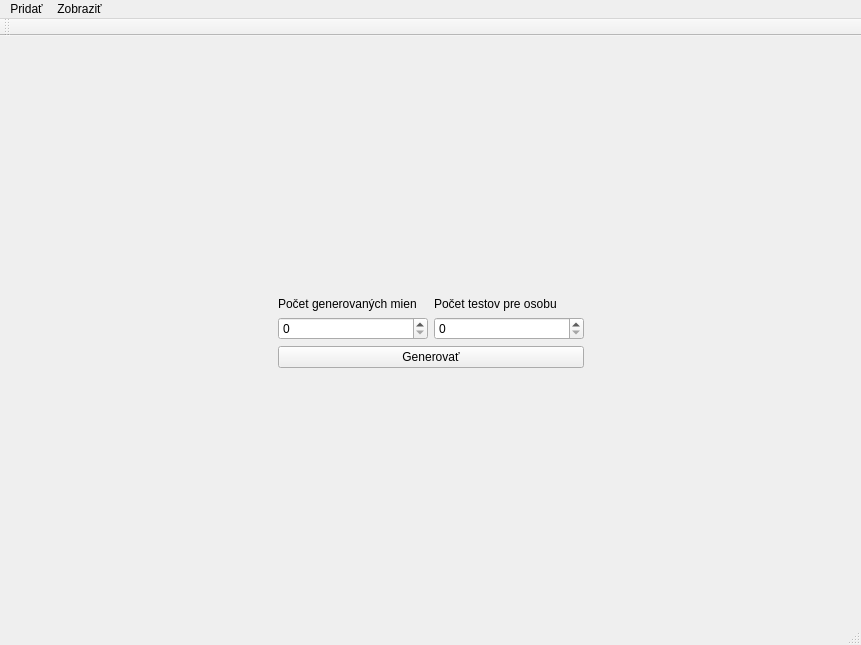
The window that QT_Semes/QT_Semes.ui (archspaldo/AUS2-Semestralna1) describes before a commit, drawn with Qt 5.
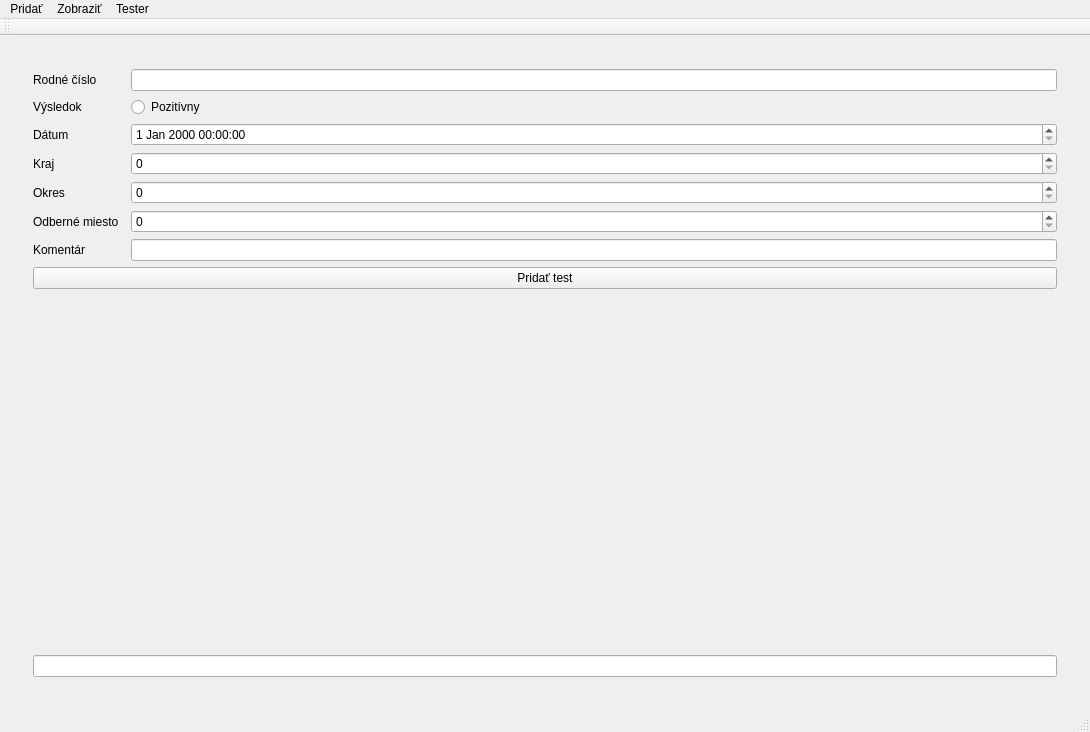
The same window after the commit. The open tabs and pages were chosen to show the change.

```diff
--- a/QT_Semes/QT_Semes.ui
+++ b/QT_Semes/QT_Semes.ui
@@ -6,8 +6,8 @@
    <rect>
     <x>0</x>
     <y>0</y>
-    <width>861</width>
-    <height>645</height>
+    <width>1090</width>
+    <height>732</height>
    </rect>
   </property>
   <property name="windowTitle">
@@ -101,9 +101,6 @@
               </sizepolicy>
              </property>
              <layout class="QGridLayout" name="gridLayout_9">
-              <item row="0" column="0">
-               <widget class="QLineEdit" name="lineEdit_6"/>
-              </item>
               <item row="2" column="0">
                <widget class="QDateTimeEdit" name="dateTimeEdit_2">
                 <property name="displayFormat">
@@ -457,107 +454,247 @@
       <widget class="QWidget" name="page_3">
        <layout class="QGridLayout" name="gridLayout_2">
         <item row="0" column="0">
-         <layout class="QGridLayout" name="gridLayout">
-          <item row="0" column="4" rowspan="5">
-           <spacer name="horizontalSpacer_2">
-            <property name="orientation">
-             <enum>Qt::Horizontal</enum>
-            </property>
-            <property name="sizeHint" stdset="0">
-             <size>
-              <width>40</width>
-              <height>20</height>
-             </size>
-            </property>
-           </spacer>
-          </item>
-          <item row="0" column="0" rowspan="5">
-           <spacer name="horizontalSpacer">
-            <property name="orientation">
-             <enum>Qt::Horizontal</enum>
-            </property>
-            <property name="sizeHint" stdset="0">
-             <size>
-              <width>40</width>
-              <height>20</height>
-             </size>
-            </property>
-           </spacer>
-          </item>
-          <item row="2" column="1" colspan="2">
-           <widget class="QSpinBox" name="spinBox">
-            <property name="minimumSize">
-             <size>
-              <width>150</width>
-              <height>0</height>
-             </size>
-            </property>
-            <property name="maximum">
-             <number>9999</number>
-            </property>
-           </widget>
-          </item>
-          <item row="1" column="1" colspan="2">
-           <widget class="QLabel" name="label">
-            <property name="text">
-             <string>Počet generovaných mien</string>
-            </property>
-           </widget>
-          </item>
-          <item row="1" column="3">
-           <widget class="QLabel" name="label_6">
-            <property name="text">
-             <string>Počet testov pre osobu</string>
-            </property>
-           </widget>
-          </item>
-          <item row="2" column="3">
-           <widget class="QSpinBox" name="spinBox_2">
-            <property name="minimumSize">
-             <size>
-              <width>150</width>
-              <height>0</height>
-             </size>
-            </property>
-            <property name="maximum">
-             <number>9999</number>
-            </property>
-           </widget>
-          </item>
-          <item row="3" column="1" colspan="3">
-           <widget class="QPushButton" name="pushButton">
-            <property name="text">
-             <string>Generovať</string>
-            </property>
-           </widget>
-          </item>
-          <item row="0" column="1" colspan="3">
-           <spacer name="verticalSpacer">
-            <property name="orientation">
-             <enum>Qt::Vertical</enum>
-            </property>
-            <property name="sizeHint" stdset="0">
-             <size>
-              <width>20</width>
-              <height>40</height>
-             </size>
-            </property>
-           </spacer>
-          </item>
-          <item row="4" column="1" colspan="3">
-           <spacer name="verticalSpacer_2">
-            <property name="orientation">
-             <enum>Qt::Vertical</enum>
-            </property>
-            <property name="sizeHint" stdset="0">
-             <size>
-              <width>20</width>
-              <height>40</height>
-             </size>
-            </property>
-           </spacer>
-          </item>
-         </layout>
+         <widget class="QStackedWidget" name="stackedWidget_6">
+          <property name="currentIndex">
+           <number>1</number>
+          </property>
+          <widget class="QWidget" name="page_15">
+           <layout class="QGridLayout" name="gridLayout_18">
+            <item row="1" column="1">
+             <widget class="QSpinBox" name="spinBox">
+              <property name="sizePolicy">
+               <sizepolicy hsizetype="Expanding" vsizetype="Fixed">
+                <horstretch>0</horstretch>
+                <verstretch>0</verstretch>
+               </sizepolicy>
+              </property>
+              <property name="minimumSize">
+               <size>
+                <width>150</width>
+                <height>0</height>
+               </size>
+              </property>
+              <property name="maximum">
+               <number>9999</number>
+              </property>
+             </widget>
+            </item>
+            <item row="3" column="1">
+             <widget class="QSpinBox" name="spinBox_2">
+              <property name="minimumSize">
+               <size>
+                <width>150</width>
+                <height>0</height>
+               </size>
+              </property>
+              <property name="maximum">
+               <number>9999</number>
+              </property>
+             </widget>
+            </item>
+            <item row="1" column="0">
+             <widget class="QLabel" name="label">
+              <property name="text">
+               <string>Počet generovaných mien</string>
+              </property>
+             </widget>
+            </item>
+            <item row="3" column="0">
+             <widget class="QLabel" name="label_6">
+              <property name="text">
+               <string>Počet testov pre osobu</string>
+              </property>
+             </widget>
+            </item>
+            <item row="4" column="0" colspan="2">
+             <widget class="QPushButton" name="pushButton">
+              <property name="text">
+               <string>Generovať</string>
+              </property>
+             </widget>
+            </item>
+            <item row="5" column="0" colspan="2">
+             <spacer name="verticalSpacer_2">
+              <property name="orientation">
+               <enum>Qt::Vertical</enum>
+              </property>
+              <property name="sizeHint" stdset="0">
+               <size>
+                <width>20</width>
+                <height>40</height>
+               </size>
+              </property>
+             </spacer>
+            </item>
+           </layout>
+          </widget>
+          <widget class="QWidget" name="page_17">
+           <layout class="QGridLayout" name="gridLayout">
+            <item row="0" column="0">
+             <widget class="QLabel" name="label_21">
+              <property name="text">
+               <string>Rodné čislo</string>
+              </property>
+             </widget>
+            </item>
+            <item row="0" column="1">
+             <widget class="QLineEdit" name="lineEdit_8"/>
+            </item>
+            <item row="1" column="1">
+             <widget class="QLineEdit" name="lineEdit_9"/>
+            </item>
+            <item row="2" column="1">
+             <widget class="QLineEdit" name="lineEdit_18"/>
+            </item>
+            <item row="1" column="0">
+             <widget class="QLabel" name="label_28">
+              <property name="text">
+               <string>Meno</string>
+              </property>
+             </widget>
+            </item>
+            <item row="4" column="0" colspan="2">
+             <spacer name="verticalSpacer">
+              <property name="orientation">
+               <enum>Qt::Vertical</enum>
+              </property>
+              <property name="sizeHint" stdset="0">
+               <size>
+                <width>20</width>
+                <height>40</height>
+               </size>
+              </property>
+             </spacer>
+            </item>
+            <item row="2" column="0">
+             <widget class="QLabel" name="label_29">
+              <property name="text">
+               <string>Priezvisko</string>
+              </property>
+             </widget>
+            </item>
+            <item row="3" column="0" colspan="2">
+             <widget class="QPushButton" name="pushButton_14">
+              <property name="text">
+               <string>Pridať osobu</string>
+              </property>
+             </widget>
+            </item>
+            <item row="5" column="0" colspan="2">
+             <widget class="QLineEdit" name="lineEdit_19">
+              <property name="readOnly">
+               <bool>true</bool>
+              </property>
+             </widget>
+            </item>
+           </layout>
+          </widget>
+          <widget class="QWidget" name="page_16">
+           <layout class="QGridLayout" name="gridLayout_19">
+            <item row="9" column="0" colspan="3">
+             <widget class="QLineEdit" name="lineEdit_7">
+              <property name="readOnly">
+               <bool>true</bool>
+              </property>
+             </widget>
+            </item>
+            <item row="6" column="0">
+             <widget class="QLabel" name="label_27">
+              <property name="text">
+               <string>Komentár</string>
+              </property>
+             </widget>
+            </item>
+            <item row="8" column="0" colspan="3">
+             <spacer name="verticalSpacer_4">
+              <property name="orientation">
+               <enum>Qt::Vertical</enum>
+              </property>
+              <property name="sizeHint" stdset="0">
+               <size>
+                <width>20</width>
+                <height>40</height>
+               </size>
+              </property>
+             </spacer>
+            </item>
+            <item row="4" column="2">
+             <widget class="QSpinBox" name="spinBox_12"/>
+            </item>
+            <item row="7" column="0" colspan="3">
+             <widget class="QPushButton" name="pushButton_13">
+              <property name="text">
+               <string>Pridať test</string>
+              </property>
+             </widget>
+            </item>
+            <item row="2" column="0">
+             <widget class="QLabel" name="label_23">
+              <property name="text">
+               <string>Dátum</string>
+              </property>
+             </widget>
+            </item>
+            <item row="3" column="0">
+             <widget class="QLabel" name="label_24">
+              <property name="text">
+               <string>Kraj</string>
+              </property>
+             </widget>
+            </item>
+            <item row="4" column="0">
+             <widget class="QLabel" name="label_25">
+              <property name="text">
+               <string>Okres</string>
+              </property>
+             </widget>
+            </item>
+            <item row="6" column="2">
+             <widget class="QLineEdit" name="lineEdit_21"/>
+            </item>
+            <item row="5" column="2">
+             <widget class="QSpinBox" name="spinBox_13"/>
+            </item>
+            <item row="5" column="0">
+             <widget class="QLabel" name="label_26">
+              <property name="text">
+               <string>Odberné miesto</string>
+              </property>
+             </widget>
+            </item>
+            <item row="3" column="2">
+             <widget class="QSpinBox" name="spinBox_11"/>
+            </item>
+            <item row="0" column="2">
+             <widget class="QLineEdit" name="lineEdit_6"/>
+            </item>
+            <item row="1" column="0">
+             <widget class="QLabel" name="label_22">
+              <property name="text">
+               <string>Výsledok</string>
+              </property>
+             </widget>
+            </item>
+            <item row="2" column="2">
+             <widget class="QDateTimeEdit" name="dateTimeEdit_5"/>
+            </item>
+            <item row="0" column="0">
+             <widget class="QLabel" name="label_20">
+              <property name="text">
+               <string>Rodné číslo</string>
+              </property>
+             </widget>
+            </item>
+            <item row="1" column="2">
+             <widget class="QRadioButton" name="radioButton_2">
+              <property name="text">
+               <string>Pozitívny</string>
+              </property>
+             </widget>
+            </item>
+           </layout>
+          </widget>
+         </widget>
         </item>
        </layout>
       </widget>
@@ -579,7 +716,7 @@
     <rect>
      <x>0</x>
      <y>0</y>
-     <width>861</width>
+     <width>1090</width>
      <height>22</height>
     </rect>
    </property>
@@ -607,8 +744,15 @@
     <addaction name="menuRegion_lne_celky"/>
     <addaction name="actionTestovacie_Stanice"/>
    </widget>
+   <widget class="QMenu" name="menuTester">
+    <property name="title">
+     <string>Tester</string>
+    </property>
+    <addaction name="actionTest_2"/>
+   </widget>
    <addaction name="menuPridat"/>
    <addaction name="menuZobrazi"/>
+   <addaction name="menuTester"/>
   </widget>
   <action name="actionGenerator">
    <property name="text">
```
Left out of the diff: 201 changed lines with no effect on the pictures.
